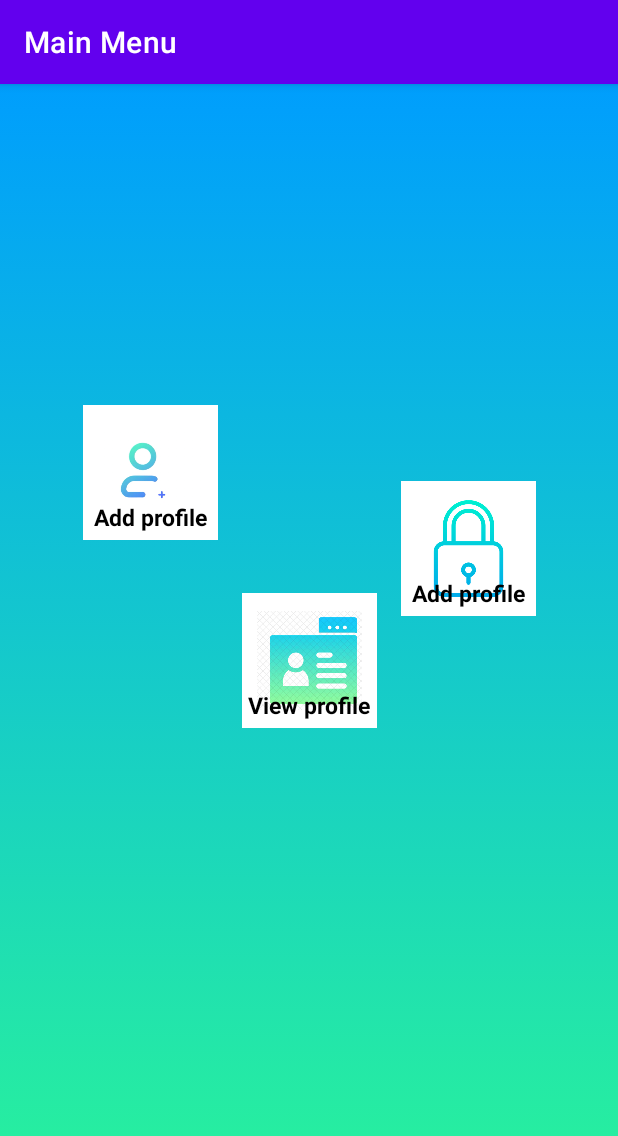
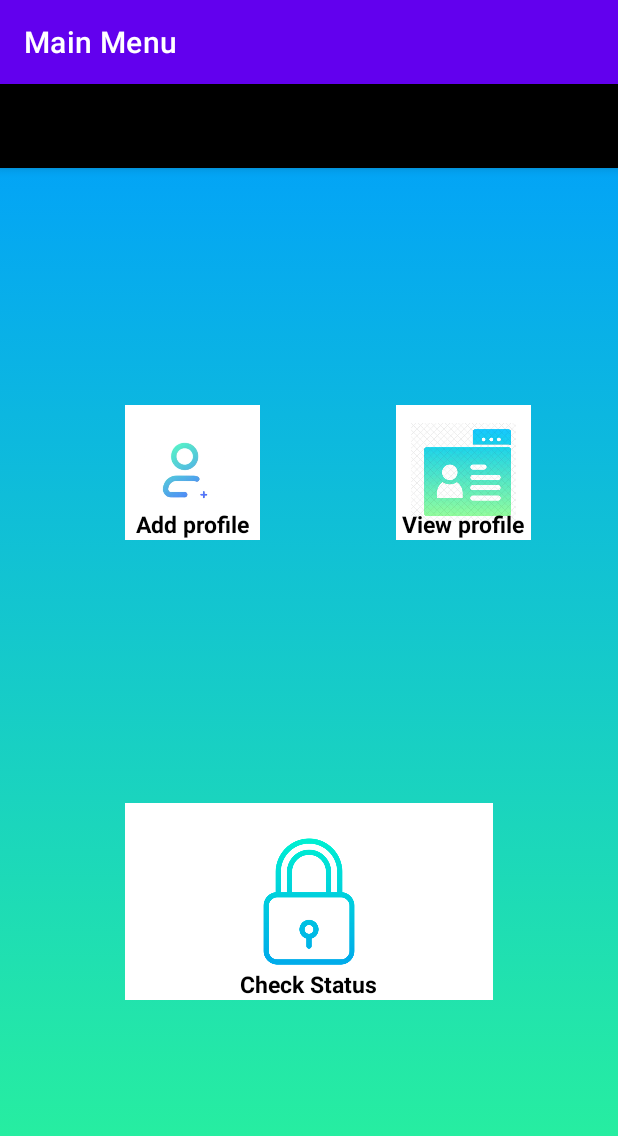
Before and after one commit to rezeqk/Biometric-Safe, an Android app: the screen it shows after launch (MainActivity), on a phone screen of 412 x 824 dp. Shown: the top 1136 px of the screen. Run offline under Robolectric (Android 15) with nearby library versions, the phone set to English and light mode, and no system bars.

Commit message:
added toolbar.xml

```diff
--- a/app/src/main/java/com/example/coen390_project/MainActivity.java
+++ b/app/src/main/java/com/example/coen390_project/MainActivity.java
@@ -4,6 +4,7 @@ import androidx.activity.result.ActivityResultLauncher;
 import androidx.activity.result.contract.ActivityResultContracts;
 import androidx.annotation.NonNull;
 import androidx.appcompat.app.AppCompatActivity;
+import androidx.appcompat.widget.Toolbar;
 import androidx.core.content.ContextCompat;
 
 
@@ -14,6 +15,7 @@ import android.os.Bundle;
 import android.util.Log;
 import android.view.View;
 import android.widget.Button;
+import android.widget.ImageButton;
 import android.widget.Toast;
 
 import com.google.android.gms.tasks.OnCompleteListener;
@@ -23,9 +25,9 @@ import com.google.firebase.messaging.FirebaseMessaging;
 public class MainActivity extends AppCompatActivity {
 
     // initializing buttons
-    Button profile_add;
-    Button profile_view;
-    Button status_check;
+    ImageButton profile_add;
+    ImageButton profile_view;
+    ImageButton status_check;
 
     String TAG = "TAG";
 
@@ -36,9 +38,11 @@ public class MainActivity extends AppCompatActivity {
         //Add a title to the bar
         getSupportActionBar().setTitle("Main Menu");
         // create a method
-        profile_view=(Button)findViewById(R.id.view_profile);
-        status_check=(Button) findViewById(R.id.check_status);
-        profile_add=(Button) findViewById(R.id.add_profile);
+        profile_view=(ImageButton) findViewById(R.id.view_profile_button);
+        status_check=(ImageButton) findViewById(R.id.check_status_button);
+        profile_add=(ImageButton) findViewById(R.id.add_profile_button);
+        Toolbar toolbar = findViewById(R.id.toolbar);
+        //setSupportActionBar(toolbar);
 
         FirebaseMessaging.getInstance().getToken()
                 .addOnCompleteListener(new OnCompleteListener<String>() {
--- a/app/src/main/res/layout/activity_main.xml
+++ b/app/src/main/res/layout/activity_main.xml
@@ -8,6 +8,9 @@
     tools:context=".MainActivity"
     android:background="@drawable/gradient_background">
 
+    <include
+        android:id="@+id/toolbar"
+        layout="@layout/toolbar"/>
 
     <FrameLayout
         android:id="@+id/add_profile"
@@ -16,7 +19,7 @@
         android:background="#fff"
         app:layout_constraintBottom_toBottomOf="parent"
         app:layout_constraintEnd_toEndOf="parent"
-        app:layout_constraintHorizontal_bias="0.171"
+        app:layout_constraintHorizontal_bias="0.258"
         app:layout_constraintStart_toStartOf="parent"
         app:layout_constraintTop_toTopOf="parent"
         app:layout_constraintVertical_bias="0.316">
@@ -33,7 +36,7 @@
         <TextView
             android:layout_width="wrap_content"
             android:layout_height="wrap_content"
-            android:layout_gravity="center"
+            android:layout_gravity="center|bottom"
             android:layout_marginTop="30dp"
             android:text="Add profile"
             android:textColor="@color/black"
@@ -43,19 +46,19 @@
 
     <FrameLayout
         android:id="@+id/status"
-        android:layout_width="90dp"
-        android:layout_height="90dp"
+        android:layout_width="245dp"
+        android:layout_height="131dp"
         android:background="#fff"
         app:layout_constraintBottom_toBottomOf="parent"
         app:layout_constraintEnd_toEndOf="parent"
-        app:layout_constraintHorizontal_bias="0.831"
         app:layout_constraintStart_toStartOf="parent"
         app:layout_constraintTop_toTopOf="parent"
-        app:layout_constraintVertical_bias="0.39">
+        app:layout_constraintVertical_bias="0.753">
 
         <ImageButton
-            android:layout_width="70dp"
-            android:layout_height="70dp"
+            android:id="@+id/check_status_button"
+            android:layout_width="185dp"
+            android:layout_height="91dp"
             android:layout_gravity="center"
             android:background="#fff"
             android:scaleType="fitCenter"
@@ -64,9 +67,9 @@
         <TextView
             android:layout_width="wrap_content"
             android:layout_height="wrap_content"
-            android:layout_gravity="center"
+            android:layout_gravity="center|bottom"
             android:layout_marginTop="30dp"
-            android:text="Add profile"
+            android:text="Check Status"
             android:textColor="@color/black"
             android:textSize="15dp"
             android:textStyle="bold" />
@@ -79,25 +82,29 @@
         android:background="#fff"
         app:layout_constraintBottom_toBottomOf="parent"
         app:layout_constraintEnd_toEndOf="parent"
+        app:layout_constraintHorizontal_bias="0.819"
         app:layout_constraintStart_toStartOf="parent"
-        app:layout_constraintTop_toTopOf="parent">
+        app:layout_constraintTop_toTopOf="parent"
+        app:layout_constraintVertical_bias="0.316">
 
         <ImageButton
+            android:id="@+id/view_profile_button"
             android:layout_width="70dp"
             android:layout_height="70dp"
             android:layout_gravity="center"
             android:background="#fff"
             android:scaleType="fitCenter"
-            android:src="@drawable/view_profile"/>
+            android:src="@drawable/view_profile" />
+
         <TextView
             android:layout_width="wrap_content"
             android:layout_height="wrap_content"
+            android:layout_gravity="center|bottom"
+            android:layout_marginTop="30dp"
             android:text="View profile"
-            android:layout_gravity="center"
-            android:layout_marginTop="30dp"
-            android:textStyle="bold"
             android:textColor="@color/black"
-            android:textSize="15dp"/>
+            android:textSize="15dp"
+            android:textStyle="bold" />
     </FrameLayout>
 
 
--- /dev/null
+++ b/app/src/main/res/layout/toolbar.xml
@@ -0,0 +1,8 @@
+<?xml version="1.0" encoding="utf-8"?>
+<androidx.appcompat.widget.Toolbar xmlns:android="http://schemas.android.com/apk/res/android"
+    android:layout_width="match_parent"
+    android:layout_height="wrap_content"
+    android:background="@color/black"
+    android:elevation="4dp">
+
+</androidx.appcompat.widget.Toolbar>
```
